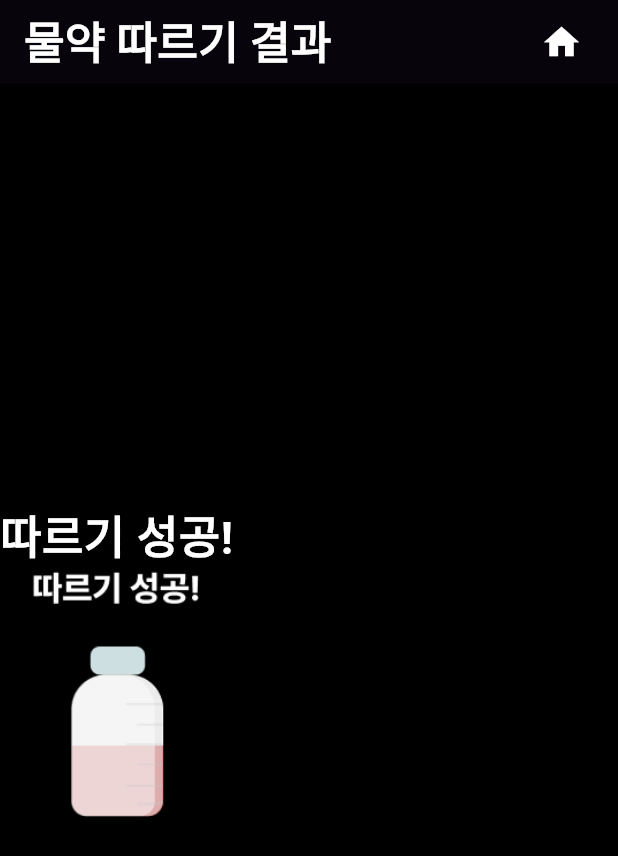
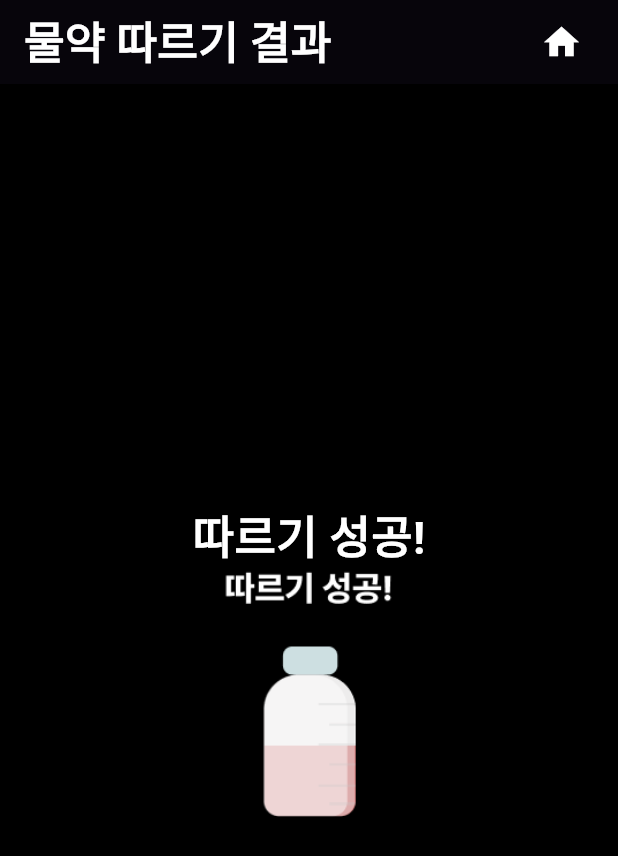
Before and after one commit to becooq81/PillKaBoo, a Flutter app: the PourRightResultPageWidget screen opened by its route, on a phone screen of 412 x 824 dp. Shown: the top 856 px of the screen. Run offline on Flutter 3.47's test engine with Material 3 defaults, Android fonts, the phone set to English and light mode, and no system bars; our stand-ins replace audioplayers, auto_size_text, camera, connectivity_plus, csv, flutter_svg and 10 more; missing offline and left inert: flutter_vision, fuzzywuzzy, google_mlkit_barcode_scanning, google_mlkit_commons, google_mlkit_text_recognition, json_path and 2 more; accounts and stored records are empty; Roboto replaces fonts that are missing (Pretendard); statements that could not run were skipped; project files that could hold a hidden picture were left out.

Commit message:
feat: center widgets in result pages

```diff
--- a/lib/src/ui/pages/liquid_med/check_rest_result_page/check_rest_result_page_widget.dart
+++ b/lib/src/ui/pages/liquid_med/check_rest_result_page/check_rest_result_page_widget.dart
@@ -104,7 +104,8 @@ class _CheckRestResultPageWidgetState extends State<CheckRestResultPageWidget> {
         ),
         body: SafeArea(
           top: true,
-          child: Column(
+          child: Center(
+            child: Column(
             mainAxisSize: MainAxisSize.max,
             mainAxisAlignment: MainAxisAlignment.center,
             children: [
@@ -188,7 +189,7 @@ class _CheckRestResultPageWidgetState extends State<CheckRestResultPageWidget> {
                   ],
                 ),
             ],
-          ),
+          ),),
         ),
       ),
     );
--- a/lib/src/ui/pages/liquid_med/pour_right_result_page/pour_right_result_page_widget.dart
+++ b/lib/src/ui/pages/liquid_med/pour_right_result_page/pour_right_result_page_widget.dart
@@ -91,7 +91,8 @@ class _PourRightResultPageWidgetState extends State<PourRightResultPageWidget> {
         ),
         body: SafeArea(
           top: true,
-          child: Column(
+          child: Center(
+            child: Column(
             mainAxisSize: MainAxisSize.max,
             mainAxisAlignment: MainAxisAlignment.center,
             children: [
@@ -110,7 +111,7 @@ class _PourRightResultPageWidgetState extends State<PourRightResultPageWidget> {
                 fit: BoxFit.contain,
               ),
             ],
-          ),
+          ),),
         ),
       ),
     );
```
